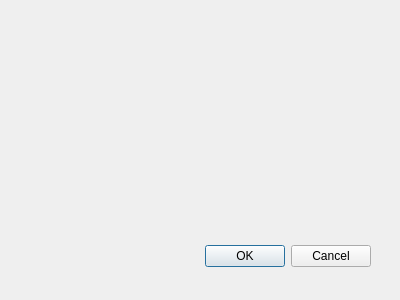
The window that src/gui/mafileinputmanagerbase.ui (arkygeek/MAD) describes before a commit, drawn with Qt 5.
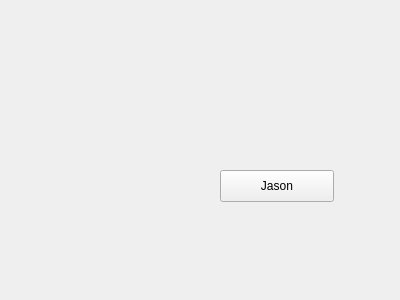
The same window after the commit.

```diff
--- a/src/gui/mafileinputmanagerbase.ui
+++ b/src/gui/mafileinputmanagerbase.ui
@@ -3,7 +3,7 @@
  <comment/>
  <exportmacro/>
  <class>MaFileInputManager</class>
- <widget class="QDialog" name="MaFileInputManager">
+ <widget class="QWidget" name="MaFileInputManager">
   <property name="geometry">
    <rect>
     <x>0</x>
@@ -15,20 +15,17 @@
   <property name="windowTitle">
    <string>Dialog</string>
   </property>
-  <widget class="QDialogButtonBox" name="buttonBox">
+  <widget class="QPushButton" name="pushButton">
    <property name="geometry">
     <rect>
-     <x>30</x>
-     <y>240</y>
-     <width>341</width>
+     <x>220</x>
+     <y>170</y>
+     <width>114</width>
      <height>32</height>
     </rect>
    </property>
-   <property name="orientation">
-    <enum>Qt::Horizontal</enum>
-   </property>
-   <property name="standardButtons">
-    <set>QDialogButtonBox::Cancel|QDialogButtonBox::Ok</set>
+   <property name="text">
+    <string>Jason</string>
    </property>
   </widget>
  </widget>
```
Left out of the diff: 42 changed lines with no effect on the pictures.
